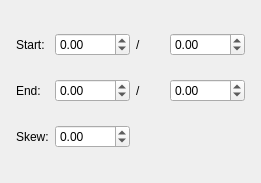
Qt form scribus/ui/gradientvectorbase.ui (scribusproject/scribus) before a commit.
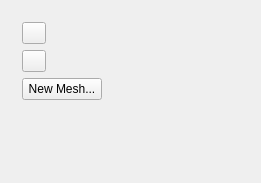
The same form after that commit. The open tabs and pages were chosen to show the change. Custom widgets are drawn as their Qt base class.

Commit message: First version of "Mesh Gradients". Fixed Bug #9044 "New gradients arent copied if an item is copied" Fixed Bug #9041 "Diamond gradients aren't working correctly"

Diff of the .ui file:
```diff
--- a/scribus/ui/gradientvectorbase.ui
+++ b/scribus/ui/gradientvectorbase.ui
@@ -580,6 +580,116 @@
        </item>
       </layout>
      </widget>
+     <widget class="QWidget" name="pageMesh">
+      <layout class="QVBoxLayout" name="verticalLayout_4">
+       <item>
+        <layout class="QVBoxLayout" name="verticalLayout_3">
+         <item>
+          <layout class="QHBoxLayout" name="horizontalLayout">
+           <item>
+            <layout class="QVBoxLayout" name="verticalLayout_2">
+             <item>
+              <widget class="QToolButton" name="editPoints">
+               <property name="minimumSize">
+                <size>
+                 <width>20</width>
+                 <height>20</height>
+                </size>
+               </property>
+               <property name="toolTip">
+                <string>Edit Grid Points</string>
+               </property>
+               <property name="text">
+                <string/>
+               </property>
+               <property name="checkable">
+                <bool>true</bool>
+               </property>
+               <property name="autoExclusive">
+                <bool>true</bool>
+               </property>
+              </widget>
+             </item>
+             <item>
+              <widget class="QToolButton" name="editControlPoints">
+               <property name="minimumSize">
+                <size>
+                 <width>20</width>
+                 <height>20</height>
+                </size>
+               </property>
+               <property name="toolTip">
+                <string>Edit Control Points</string>
+               </property>
+               <property name="text">
+                <string/>
+               </property>
+               <property name="checkable">
+                <bool>true</bool>
+               </property>
+               <property name="autoExclusive">
+                <bool>true</bool>
+               </property>
+              </widget>
+             </item>
+            </layout>
+           </item>
+           <item>
+            <spacer name="horizontalSpacer">
+             <property name="orientation">
+              <enum>Qt::Horizontal</enum>
+             </property>
+             <property name="sizeHint" stdset="0">
+              <size>
+               <width>40</width>
+               <height>20</height>
+              </size>
+             </property>
+            </spacer>
+           </item>
+          </layout>
+         </item>
+         <item>
+          <layout class="QHBoxLayout" name="horizontalLayout_2">
+           <item>
+            <widget class="QPushButton" name="buttonNewGrid">
+             <property name="text">
+              <string>New Mesh...</string>
+             </property>
+            </widget>
+           </item>
+           <item>
+            <spacer name="horizontalSpacer_2">
+             <property name="orientation">
+              <enum>Qt::Horizontal</enum>
+             </property>
+             <property name="sizeHint" stdset="0">
+              <size>
+               <width>40</width>
+               <height>20</height>
+              </size>
+             </property>
+            </spacer>
+           </item>
+          </layout>
+         </item>
+        </layout>
+       </item>
+       <item>
+        <spacer name="verticalSpacer">
+         <property name="orientation">
+          <enum>Qt::Vertical</enum>
+         </property>
+         <property name="sizeHint" stdset="0">
+          <size>
+           <width>20</width>
+           <height>62</height>
+          </size>
+         </property>
+        </spacer>
+       </item>
+      </layout>
+     </widget>
     </widget>
    </item>
   </layout>
```
The commit also changes 36 other files.
